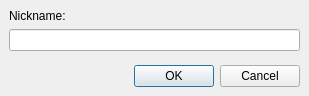
quassel/quassel, file src/qtui/ui/nickeditdlg.ui: the form before one commit.
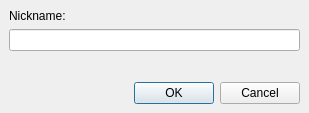
The form after the commit.

```diff
--- a/src/qtui/ui/nickeditdlg.ui
+++ b/src/qtui/ui/nickeditdlg.ui
@@ -5,14 +5,12 @@
    <rect>
     <x>0</x>
     <y>0</y>
-    <width>307</width>
-    <height>96</height>
+    <width>309</width>
+    <height>113</height>
    </rect>
   </property>
   <property name="sizePolicy" >
-   <sizepolicy>
-    <hsizetype>3</hsizetype>
-    <vsizetype>3</vsizetype>
+   <sizepolicy vsizetype="MinimumExpanding" hsizetype="MinimumExpanding" >
     <horstretch>0</horstretch>
     <verstretch>0</verstretch>
    </sizepolicy>
```
Left out of the diff: 15 changed lines with no effect on the pictures.
